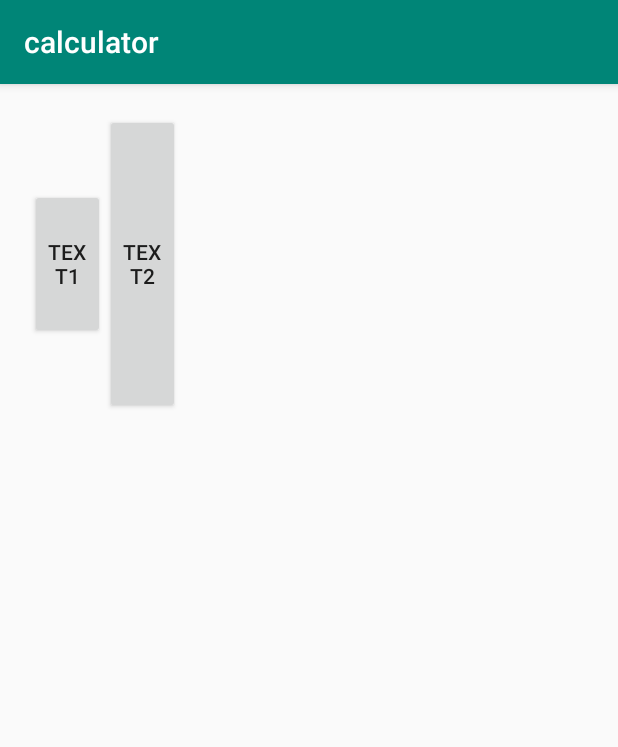
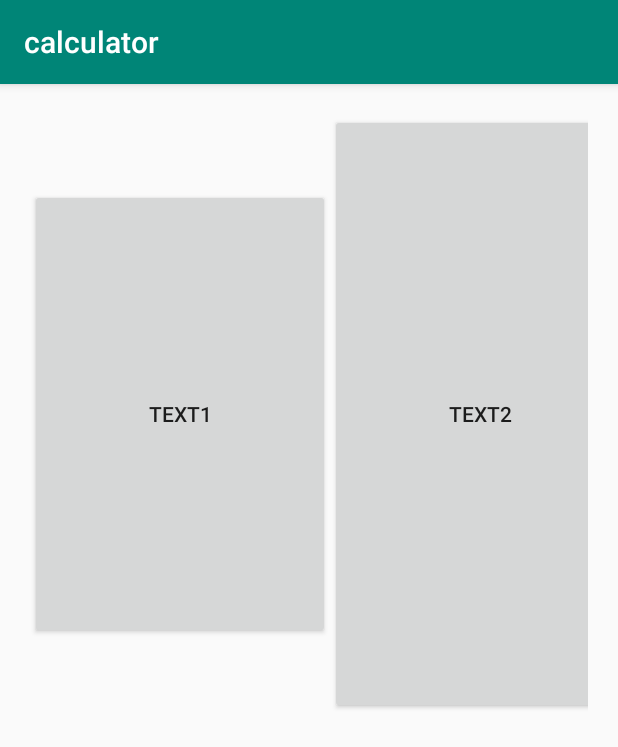
Before and after one commit to realwoobinlee/calculator_FHDW, an Android app: the screen it shows after launch (MainActivity), on a phone screen of 412 x 824 dp. Shown: the top 747 px of the screen. Run offline under Robolectric (Android 15) with nearby library versions, the phone set to English and light mode, and no system bars.

Commit message:
SetUp(EvalService)

```diff
--- /dev/null
+++ b/app/src/main/java/de/fhdw/shared/EvalService.java
@@ -0,0 +1,4 @@
+package de.fhdw.shared;
+
+public class EvalService {
+}
--- a/app/src/main/res/layout/activity_main.xml
+++ b/app/src/main/res/layout/activity_main.xml
@@ -16,17 +16,18 @@
     <Button
         android:id="@+id/exbutton1"
         android:gravity="center"
-        android:layout_width="50dp"
-        android:layout_height="100dp"
+        android:layout_width="200dp"
+        android:layout_height="300dp"
         android:layout_column="0"
         android:layout_row="0"
         android:text="text1" />
     <Button
         android:id="@+id/exbutton2"
         android:gravity="center"
-        android:layout_width="50dp"
-        android:layout_height="200dp"
+        android:layout_width="200dp"
+        android:layout_height="400dp"
         android:layout_column="1"
         android:layout_row="0"
         android:text="text2" />
+
 </GridLayout>
```
